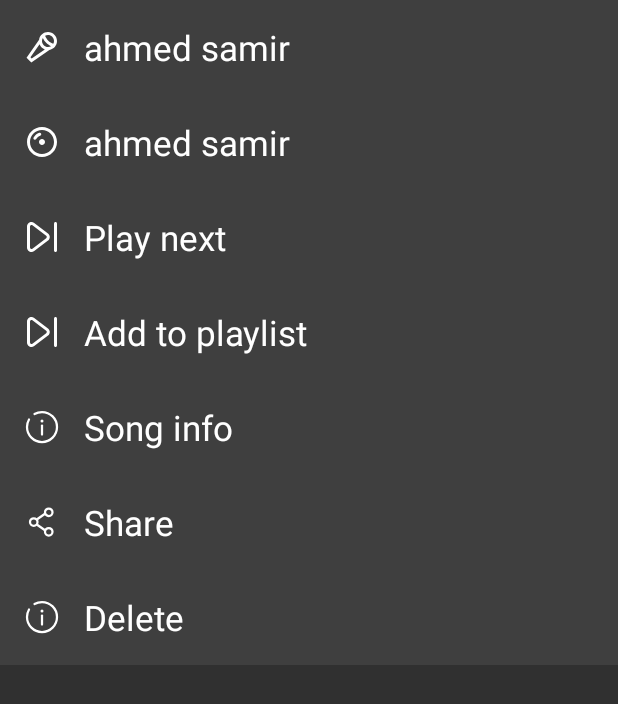
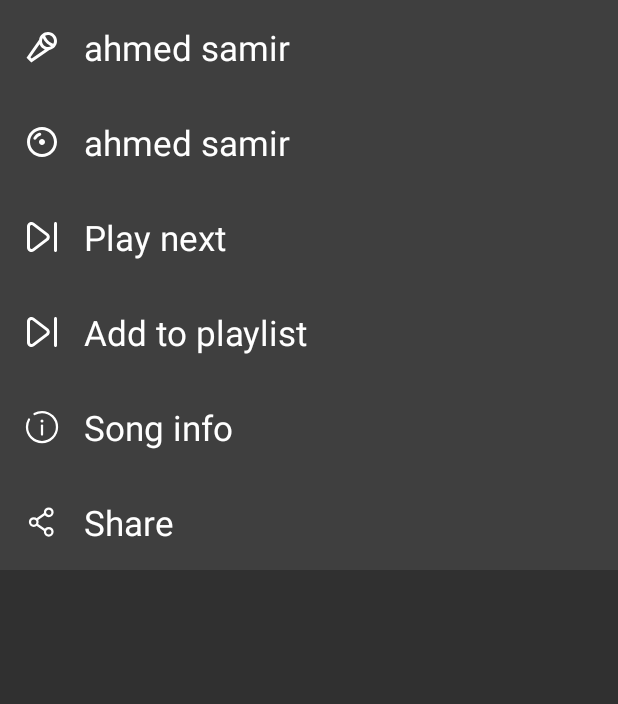
Before and after one commit to AhmedSamirElsaka/Music-Player, an Android app: the layout song_more_button_bottom_sheet.xml on its own in the app's theme, with its tools: preview values and no code run, on a phone screen of 412 x 824 dp. Shown: the top 704 px of the screen. Run offline under Robolectric (Android 15) with nearby library versions, the phone set to English and light mode, and no system bars.

```diff
--- a/app/src/main/res/layout/song_more_button_bottom_sheet.xml
+++ b/app/src/main/res/layout/song_more_button_bottom_sheet.xml
@@ -26,9 +26,9 @@
             android:backgroundTint="#00000000"
             android:drawablePadding="16dp"
             android:drawableTint="@color/white"
-            android:textColor="@color/white"
             android:padding="16dp"
             android:text="@{artist_name}"
+            android:textColor="@color/white"
             android:textSize="@dimen/_18ssp"
             app:drawableStartCompat="@drawable/artist"
             app:layout_constraintBottom_toBottomOf="parent"
@@ -46,10 +46,10 @@
             android:layout_height="wrap_content"
             android:backgroundTint="#00000000"
             android:drawablePadding="16dp"
-            android:textColor="@color/white"
             android:drawableTint="@color/white"
             android:padding="16dp"
             android:text="@{album_name}"
+            android:textColor="@color/white"
             android:textSize="@dimen/_18ssp"
             app:drawableStartCompat="@drawable/album"
             app:layout_constraintBottom_toBottomOf="parent"
@@ -68,8 +68,8 @@
             android:drawablePadding="16dp"
             android:drawableTint="@color/white"
             android:padding="16dp"
+            android:text="Play next"
             android:textColor="@color/white"
-            android:text="Play next"
             android:textSize="@dimen/_18ssp"
             app:drawableStartCompat="@drawable/next_svgrepo_com"
             app:layout_constraintBottom_toBottomOf="parent"
@@ -88,8 +88,8 @@
             android:drawableTint="@color/white"
             android:padding="16dp"
             android:text="Add to playlist"
+            android:textColor="@color/white"
             android:textSize="@dimen/_18ssp"
-            android:textColor="@color/white"
             app:drawableStartCompat="@drawable/next_svgrepo_com"
             app:layout_constraintBottom_toBottomOf="parent"
             app:layout_constraintEnd_toEndOf="parent"
@@ -137,23 +137,5 @@
             app:layout_constraintTop_toBottomOf="@+id/song_info_song_more_button"
             app:layout_constraintVertical_bias="0.0" />
 
-        <TextView
-            android:id="@+id/delete_song_more_button"
-            android:layout_width="match_parent"
-            android:layout_height="wrap_content"
-            android:backgroundTint="#00000000"
-            android:drawablePadding="16dp"
-            android:drawableTint="@color/white"
-            android:padding="16dp"
-            android:text="Delete"
-            android:textSize="@dimen/_18ssp"
-            android:textColor="@color/white"
-            app:drawableStartCompat="@drawable/info_circle"
-            app:layout_constraintBottom_toBottomOf="parent"
-            app:layout_constraintEnd_toEndOf="parent"
-            app:layout_constraintHorizontal_bias="0.0"
-            app:layout_constraintStart_toStartOf="parent"
-            app:layout_constraintTop_toBottomOf="@+id/share_song_more_button"
-            app:layout_constraintVertical_bias="0.0" />
     </androidx.constraintlayout.widget.ConstraintLayout>
 </layout>
--- a/app/src/main/res/layout/songs_rv_item.xml
+++ b/app/src/main/res/layout/songs_rv_item.xml
@@ -64,12 +64,12 @@
             app:layout_constraintTop_toBottomOf="@+id/nonPlayedSongNameTv"
             tools:text="AbbaVEVO" />
 
-        <ImageView
+        <ImageButton
             android:id="@+id/playlistMoreImage"
             android:layout_width="@dimen/_16sdp"
             android:layout_height="@dimen/_16sdp"
-            android:alpha="0.5"
-            android:scaleType="centerCrop"
+            android:alpha="0.7"
+            android:background="#00FFFFFF"
             android:onClick="@{() -> listener.onMoreImageClick(song)}"
             android:src="@drawable/three_dots"
             app:layout_constraintBottom_toBottomOf="@+id/playlistSongsCount"
--- /dev/null
+++ b/app/src/main/res/xml/file_paths.xml
@@ -0,0 +1,4 @@
+<?xml version="1.0" encoding="utf-8"?>
+<paths xmlns:android="http://schemas.android.com/apk/res/android">
+    <external-path name="external_files" path="." />
+</paths>
```
Also changed, not shown: app/src/main/AndroidManifest.xml (+12 -0 lines), app/src/main/java/com/example/musicplayer/ui/artistsAndAlbumsAndPlaylistsSongs/ArtistsAndAlbumsAndPlaylistsSongsFragment.kt (+43 -4 lines), app/src/main/java/com/example/musicplayer/ui/homeSongMoreButtonBottomSheet/HomeSongMoreButtonBottomSheet.kt (+31 -5 lines).
